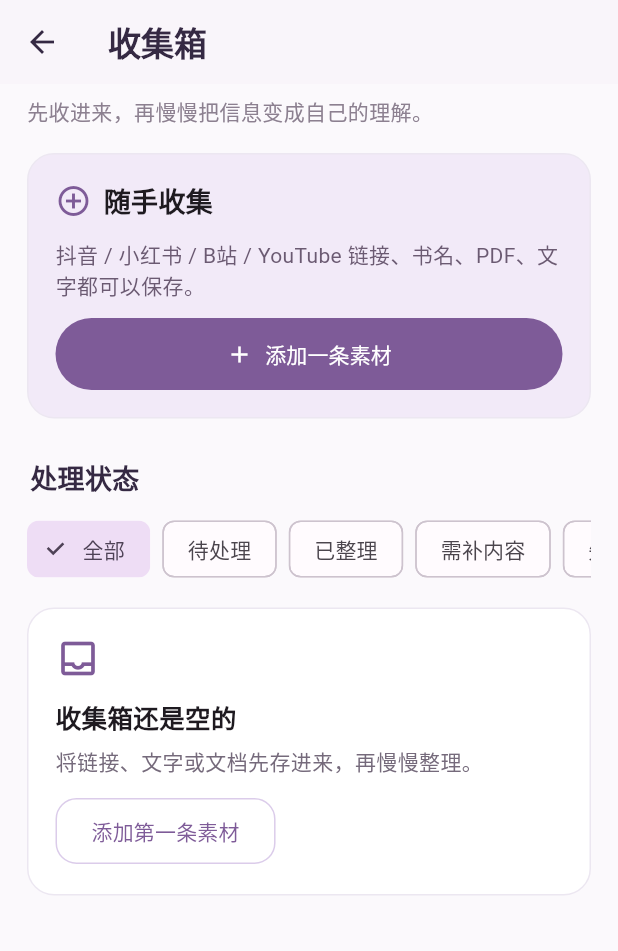
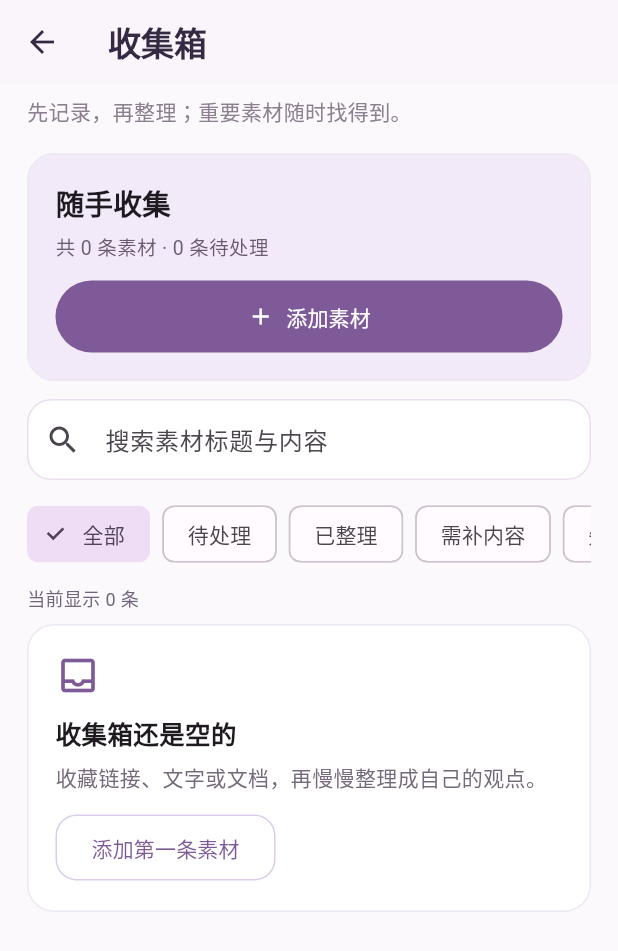
Before and after one commit to AlexMartinDev01/myproject01, a Flutter app: the HomeShell screen opened directly, after a tap on "处理收集", on a phone screen of 412 x 824 dp. Shown: the top 951 px of the screen. Run offline on Flutter 3.47's test engine with Material 3 defaults, Android fonts, the light colour scheme and no system bars; our stand-ins replace file_picker, flutter_markdown_plus, flutter_secure_storage, pdf, shared_preferences, sqflite; missing offline and left inert: cryptography, pdfx, read_pdf_text; accounts and stored records are empty.

Commit message:
feat(ux): searchable inbox, visible counts, actionable empty states

```diff
--- a/lib/screens.dart
+++ b/lib/screens.dart
@@ -194,50 +194,85 @@ class InboxPage extends StatefulWidget {
 
 class _InboxPageState extends State<InboxPage> {
   String filter = '全部';
+  final search = TextEditingController();
+  @override
+  void dispose() { search.dispose(); super.dispose(); }
   @override
   Widget build(BuildContext context) {
     final store = CompassScope.of(context);
-    final items = store.ofKind('source').where((e) => filter == '全部' || e.status == filter).toList();
-    return PageFrame(title: '收集箱', subtitle: '先收进来，再慢慢把信息变成自己的理解。', children: [
-      SoftCard(color: const Color(0xFFF2EAF8), child: Column(children: [
-        const Row(children: [Icon(Icons.add_circle_outline, color: grape), SizedBox(width: 8),
-          Expanded(child: Text('随手收集', style: TextStyle(fontWeight: FontWeight.bold, fontSize: 18)))]),
-        const SizedBox(height: 12),
-        const Text('抖音 / 小红书 / B站 / YouTube 链接、书名、PDF、文字都可以保存。',
-          style: TextStyle(color: Color(0xFF6B5A72))),
-        const SizedBox(height: 12),
+    final all = store.ofKind('source');
+    final keyword = search.text.trim().toLowerCase();
+    final items = all.where((e) =>
+      (filter == '全部' || e.status == filter) &&
+      (keyword.isEmpty || e.title.toLowerCase().contains(keyword) ||
+       e.body.toLowerCase().contains(keyword))).toList();
+    final unprocessed = all.where((e)=>e.status=='待处理').length;
+    return PageFrame(title: '收集箱',
+      subtitle: '先记录，再整理；重要素材随时找得到。',
+      children: [
+      SoftCard(color: const Color(0xFFF2EAF8), child: Column(
+        crossAxisAlignment:CrossAxisAlignment.start, children: [
+        const Text('随手收集', style:TextStyle(fontWeight:FontWeight.w700,fontSize:19)),
+        const SizedBox(height:7),
+        Text('共 ${all.length} 条素材 · ${unprocessed} 条待处理',
+          style:const TextStyle(color:Color(0xFF6B5A72),fontSize:13)),
+        const SizedBox(height:12),
         SizedBox(width: double.infinity, child: FilledButton.icon(
           onPressed: () => openPage(context, const CapturePage()),
-          icon: const Icon(Icons.add), label: const Text('添加一条素材'))),
+          icon: const Icon(Icons.add), label: const Text('添加素材'))),
       ])),
-      const SectionHeading('处理状态'),
+      TextField(controller:search,onChanged:(_)=>setState((){}),
+        decoration:InputDecoration(prefixIcon:const Icon(Icons.search),
+          hintText:'搜索素材标题与内容',
+          suffixIcon:keyword.isEmpty?null:IconButton(
+            tooltip:'清空搜索',
+            onPressed:()=>setState(()=>search.clear()),
+            icon:const Icon(Icons.close)))),
+      const SizedBox(height:12),
       SingleChildScrollView(scrollDirection: Axis.horizontal, child: Row(
         children: ['全部', '待处理', '已整理', '需补内容', '失败'].map((f) =>
           Padding(padding: const EdgeInsets.only(right: 8), child: ChoiceChip(
-            label: Text(f), selected: filter == f, onSelected: (_) => setState(() => filter = f)))).toList())),
-      const SizedBox(height: 15),
+            label: Text(f), selected: filter == f,
+            onSelected: (_) => setState(() => filter = f)))).toList())),
+      const SizedBox(height:10),
+      Text('当前显示 ${items.length} 条',style:const TextStyle(
+        fontSize:12,color:Color(0xFF70657A))),
+      const SizedBox(height:8),
       if (items.isEmpty) EmptyStateCard(
-        icon: filter == '全部' ? Icons.inbox_outlined : Icons.filter_alt_off_outlined,
-        title: filter == '全部' ? '收集箱还是空的' : '没有“$filter”的素材',
-        description: filter == '全部'
-          ? '将链接、文字或文档先存进来，再慢慢整理。'
-          : '尝试切换筛选条件，或查看全部素材。',
-        actionLabel: filter == '全部' ? '添加第一条素材' : '查看全部素材',
-        onAction: filter == '全部'
-          ? () => openPage(context, const CapturePage())
-          : () => setState(() => filter = '全部')),
+        icon:keyword.isNotEmpty ? Icons.search_off_outlined :
+          filter == '全部' ? Icons.inbox_outlined : Icons.filter_alt_off_outlined,
+        title: keyword.isNotEmpty ? '没有找到相关素材' :
+          filter == '全部' ? '收集箱还是空的' : '没有“$filter”的素材',
+        description: keyword.isNotEmpty
+          ? '试试其他关键词，或清空搜索与筛选。'
+          : filter == '全部'
+            ? '收藏链接、文字或文档，再慢慢整理成自己的观点。'
+            : '切换筛选条件即可查看其他记录。',
+        actionLabel: keyword.isNotEmpty ? '清空筛选' :
+          filter == '全部' ? '添加第一条素材' : '查看全部素材',
+        onAction: keyword.isNotEmpty
+          ? () => setState(() {search.clear();filter='全部';})
+          : filter == '全部'
+            ? () => openPage(context, const CapturePage())
+            : () => setState(() => filter = '全部')),
       ...items.map((item) => Dismissible(
         key: ValueKey(item.id), direction: DismissDirection.endToStart,
-        background: Container(color: const Color(0xFFE8A8B5), alignment: Alignment.centerRight,
-          padding: const EdgeInsets.all(16), child: const Icon(Icons.delete, color: Colors.white)),
+        background: Container(color: const Color(0xFFE8A8B5),
+          alignment: Alignment.centerRight,
+          padding: const EdgeInsets.all(16),
+          child: const Icon(Icons.delete_outline, color: Colors.white)),
         confirmDismiss: (_) async => await showDialog<bool>(context: context,
-          builder: (c) => AlertDialog(title: const Text('删除这条收集？'),
-            content: const Text('删除来源也会删除该来源下的持续笔记和版本历史，操作无法撤销，请先备份。'), actions: [
-              TextButton(onPressed: () => Navigator.pop(c, false), child: const Text('取消')),
-              TextButton(onPressed: () => Navigator.pop(c, true), child: const Text('删除'))])) ?? false,
+          builder: (c) => AlertDialog(title: const Text('永久删除这条素材？'),
+            content: const Text('所属的持续笔记与版本历史也会删除，操作无法撤销。'),
+            actions: [
+              TextButton(onPressed: () => Navigator.pop(c, false),
+                child: const Text('取消')),
+              TextButton(onPressed: () => Navigator.pop(c, true),
+                child: const Text('确认删除'))])) ?? false,
         onDismissed: (_) => store.remove(item),
-        child: _EntryTile(entry: item, onTap: () => openPage(context, SourceDetailPage(id: item.id))))),
-    ]);
+        child: _EntryTile(entry: item, onTap: () =>
+          openPage(context, SourceDetailPage(id: item.id))))),
+      ]);
   }
 }
 
```
